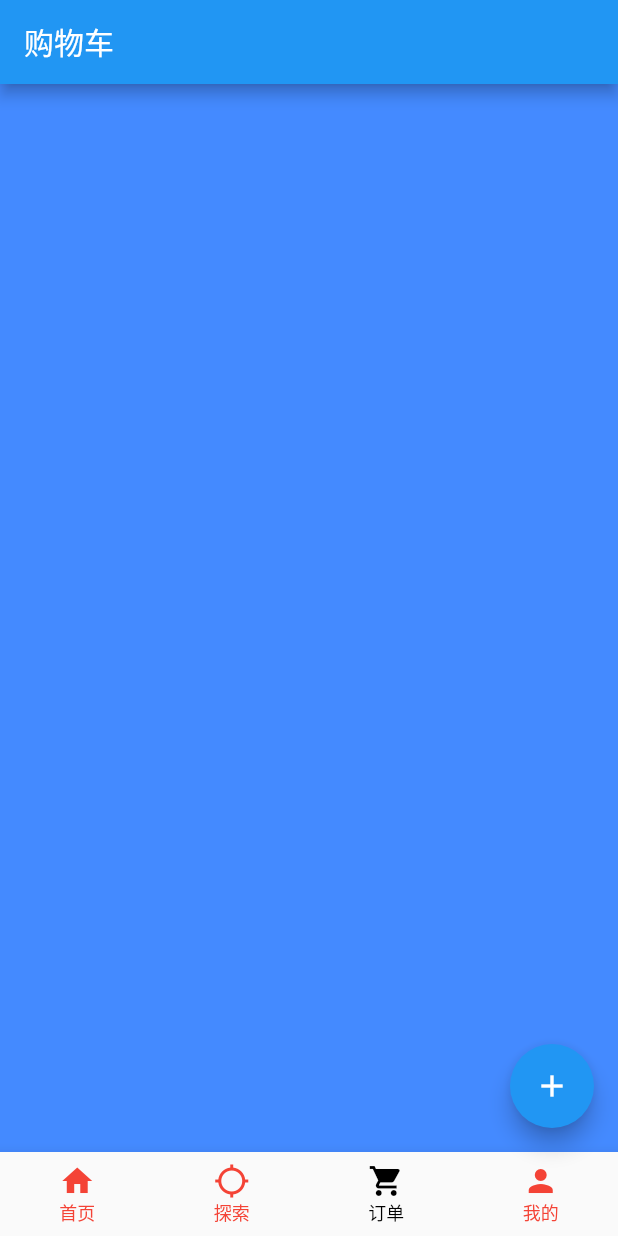
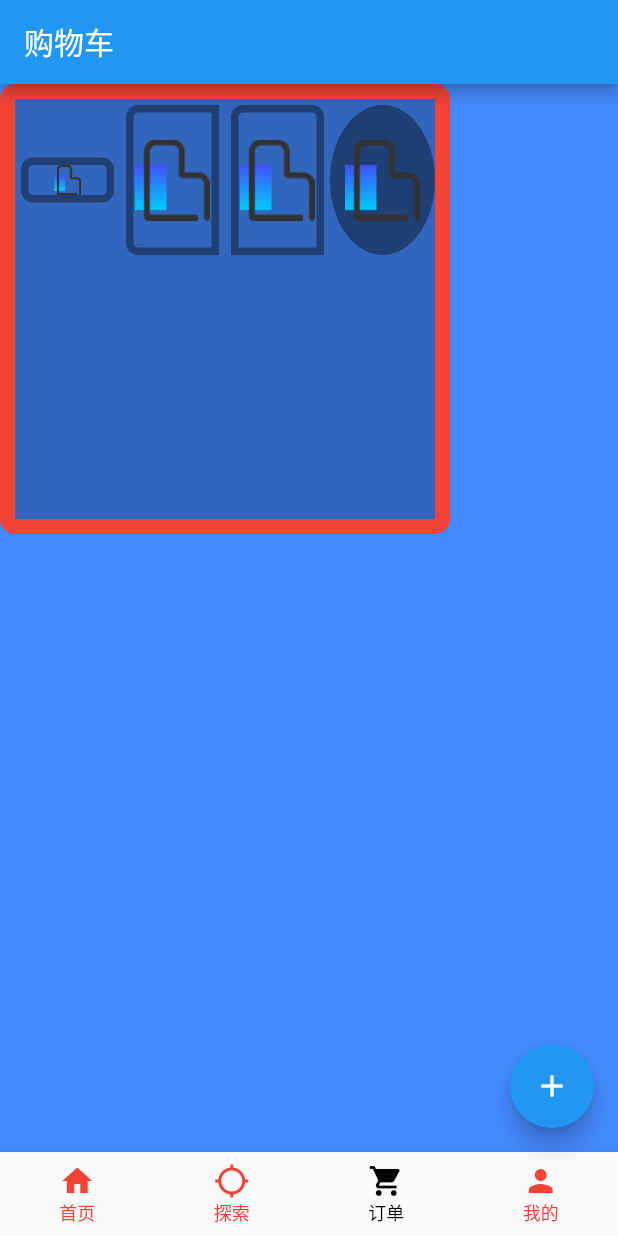
Before and after one commit to JansenGuan/LearnFlutter, a Flutter app: the screen it shows after launch, item 3 of the bottom bar chosen, on a phone screen of 412 x 824 dp. Run offline on Flutter 3.47's test engine with Material 2 defaults, Android fonts, the phone set to English and light mode, and no system bars.

Commit message:
16进制颜色 + Container.decoration

```diff
--- a/lib/Cart/Cart.dart
+++ b/lib/Cart/Cart.dart
@@ -15,6 +15,73 @@ class _CartState extends State<CartPage>{
       appBar: AppBar(
         title: Text("购物车"),
       ),
+      body: new Container(
+        height: 300,
+        width: 300,
+        decoration: new BoxDecoration(
+          color: Colors.black26,
+          border: Border.all(color: Colors.red, width: 10),
+          borderRadius: new BorderRadius.all(const Radius.elliptical(10, 10))
+        ),
+        child: new Column(
+          children: <Widget>[
+            new Row(
+              children: <Widget>[
+                new Expanded(
+                  child: new Container(
+                    height: 30,
+                    decoration: new BoxDecoration(
+                      border:  new Border.all(width: 5, color: Colors.black38),
+                      borderRadius: const BorderRadius.all(const Radius.circular(8))
+                    ),
+                    margin: const EdgeInsets.all(4),
+                    child: new Image.asset("assets/images/hotels_activated.png"),
+                  ),
+                ),
+
+                new Expanded(
+                  child: new Container(
+                    height: 100,
+                    decoration: new BoxDecoration(
+                      border:  new Border.all(width: 5, color: Colors.black38),
+                      borderRadius: const BorderRadius.horizontal(
+                        left: const Radius.circular(8)
+                      )
+                    ),
+                    margin: const EdgeInsets.all(4),
+                    child: new Image.asset("assets/images/hotels_activated.png"),
+                  ),
+                ),
+
+                new Expanded(
+                  child: new Container(
+                    height: 100,
+                    decoration: new BoxDecoration(
+                      border:  new Border.all(width: 5, color: Colors.black38),
+                      borderRadius: const BorderRadius.vertical(
+                        top: const Radius.circular(8)
+                      )
+                    ),
+                    margin: const EdgeInsets.all(4),
+                    child: new Image.asset("assets/images/hotels_activated.png"),
+                  ),
+                ),
+
+                new Expanded(
+                  child: new ClipOval(
+                    child: new Container(
+                      height: 100,
+                      width: 100,
+                      color: Colors.black38,
+                      child: new Image.asset("assets/images/hotels_activated.png"),
+                    ),
+                  ),
+                )
+              ],
+            )
+          ],
+        ),
+      ),
     );
   }
 }
--- /dev/null
+++ b/lib/Tools/ColorTool.dart
@@ -0,0 +1,39 @@
+
+
+import 'package:flutter/cupertino.dart';
+
+/// 颜色工具类, 16进制
+class ColorTool{
+
+  /// 颜色创建方法
+  /// - [hex] 颜色值
+  /// - [alpha] 透明度(默认1，0-1)
+  ///
+  /// 可以输入多种格式的颜色代码，如: 0x000000,0xff000000,#000000
+  static Color hexColor(String hex, {double alpha}){
+
+    String colorStr = hex.toUpperCase();
+
+    // colorString未带0xff前缀并且长度为6 如"FFBBCC"
+    if (!colorStr.startsWith('0XFF') && colorStr.length == 6){
+      colorStr = '0XFF' + colorStr;
+    }
+
+    // colorString为8位，如0x000000
+    if (colorStr.startsWith('0X') && colorStr.length == 8){
+      colorStr = colorStr.replaceRange(0, 2, '0XFF');
+    }
+
+    // colorString为7位，如#000000
+    if (colorStr.startsWith('#') && colorStr.length == 7){
+      colorStr = colorStr.replaceRange(0, 1, '0XFF');
+    }
+
+    Color color = Color(int.parse(colorStr.toLowerCase()));
+    int red = color.red;
+    int green = color.green;
+    int blue = color.blue;
+    return new Color.fromRGBO(red, green, blue, alpha);
+  }
+
+}
```
